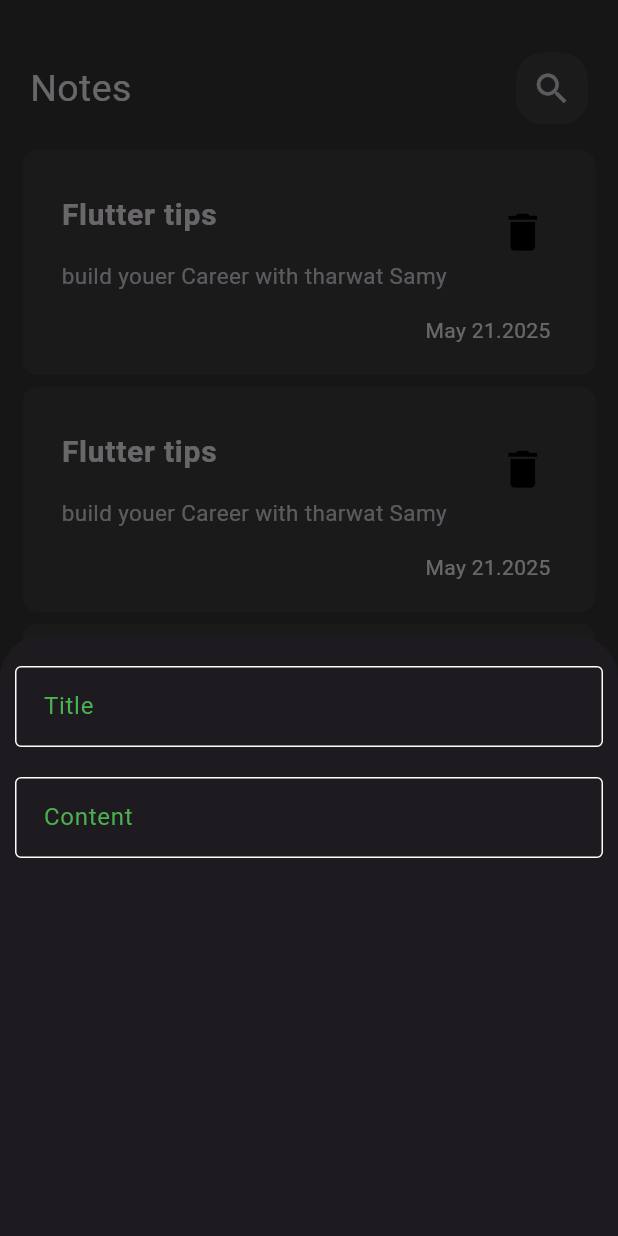
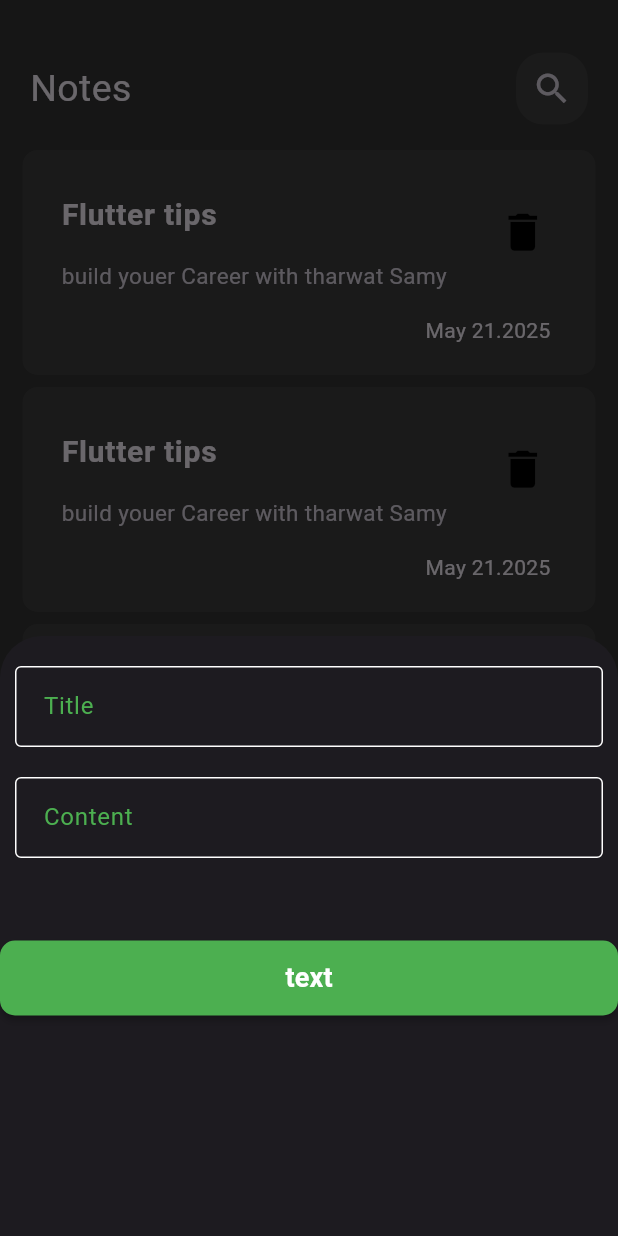
Before and after one commit to suhail021/notes_app, a Flutter app: the screen it shows after launch, after a tap on the "add" icon, on a phone screen of 412 x 824 dp. Run offline on Flutter 3.47's test engine with Material 3 defaults, Android fonts, the phone set to English and light mode, and no system bars.

Commit message:
create custom bottom

```diff
--- a/lib/views/notes_view.dart
+++ b/lib/views/notes_view.dart
@@ -22,8 +22,6 @@ class NotesView extends StatelessWidget {
         shape: CircleBorder(),
         child: Icon(Icons.add),
       ),
-
-
     );
   }
 }
--- a/lib/widgets/add_note_bottom_sheet.dart
+++ b/lib/widgets/add_note_bottom_sheet.dart
@@ -1,5 +1,5 @@
-
 import 'package:flutter/material.dart';
+import 'package:google/widgets/customebuttom.dart';
 import 'package:google/widgets/customformtextfileds.dart';
 
 class AddNoteBottomSheet extends StatelessWidget {
@@ -7,12 +7,22 @@ class AddNoteBottomSheet extends StatelessWidget {
 
   @override
   Widget build(BuildContext context) {
-    return  Container(
+    return Container(
       height: 400,
       child: Column(
         children: [
-          CustomTextfileds(labetext: "Title", hintext: "Write a tilte", inputType: TextInputType.text)
-       ,   CustomTextfileds(labetext: "Content", hintext: "Write a Content", inputType: TextInputType.multiline)
+          CustomTextfileds(
+            labetext: "Title",
+            hintext: "Write a tilte",
+            inputType: TextInputType.text,
+          ),
+          CustomTextfileds(
+            labetext: "Content",
+            hintext: "Write a Content",
+            inputType: TextInputType.multiline,
+          ),
+          SizedBox(height: 50,),
+          Customebuttom(text: "text", color: Colors.green, onTap: () {}),
         ],
       ),
     );
```
